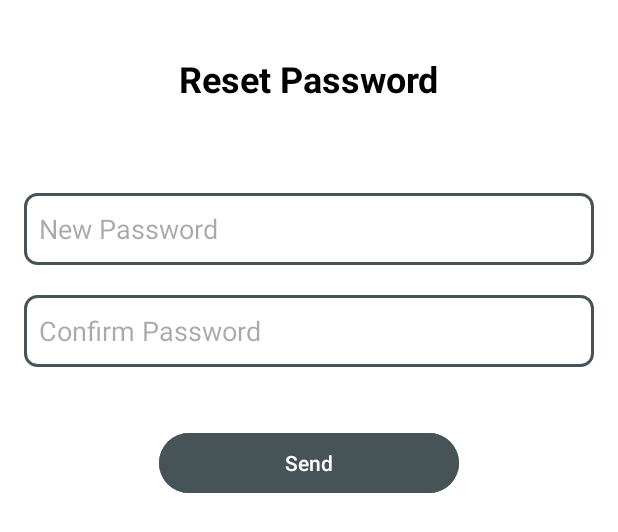
After one commit to henok28/Shengo, an Android app: the layout fragment_resetpassword.xml on its own in the app's theme, with its tools: preview values and no code run, on a phone screen of 412 x 824 dp. The commit adds this screen. Shown: the top 532 px of the screen. Run offline under Robolectric (Android 15) with nearby library versions, the phone set to English and light mode, and no system bars.

Commit message:
ResetPassword

```diff
--- /dev/null
+++ b/app/src/main/res/layout/fragment_resetpassword.xml
@@ -0,0 +1,60 @@
+<?xml version="1.0" encoding="utf-8"?>
+<RelativeLayout xmlns:android="http://schemas.android.com/apk/res/android"
+    android:layout_width="match_parent"
+    android:layout_height="match_parent"
+    android:background="@color/white"
+    android:padding="16dp">
+
+    <!-- TextView for the title "Reset Password" -->
+    <TextView
+        android:id="@+id/titleTextView"
+        android:layout_width="wrap_content"
+        android:layout_height="wrap_content"
+        android:textColor="@color/black"
+        android:text="Reset Password"
+        android:textSize="24sp"
+        android:textStyle="bold"
+        android:layout_centerHorizontal="true"
+        android:layout_marginTop="20dp"
+        android:layout_marginBottom="40dp"/>
+
+
+    <EditText
+        android:id="@+id/newPasswordEditText"
+        android:layout_width="match_parent"
+        android:layout_height="wrap_content"
+        android:layout_below="@id/titleTextView"
+        android:textColor="@color/black"
+        android:hint="New Password"
+        android:minHeight="48dp"
+        android:inputType="textPassword"
+        android:layout_marginTop="20dp"
+        android:padding="10dp"
+        android:background="@drawable/edittext_border"/>
+
+    <EditText
+        android:id="@+id/confirmPasswordEditText"
+        android:layout_width="match_parent"
+        android:layout_height="wrap_content"
+        android:textColor="@color/black"
+        android:layout_below="@id/newPasswordEditText"
+        android:hint="Confirm Password"
+        android:minHeight="48dp"
+        android:inputType="textPassword"
+        android:layout_marginTop="20dp"
+        android:padding="10dp"
+        android:background="@drawable/edittext_border"/>
+
+    <Button
+        android:id="@+id/sendButton"
+        android:layout_width="200dp"
+        android:layout_height="48dp"
+        android:layout_below="@id/confirmPasswordEditText"
+        android:text="Send"
+        android:layout_marginTop="40dp"
+        android:backgroundTint="@color/webs_color"
+        android:textColor="@android:color/white"
+        android:layout_centerHorizontal="true"/> <!-- Apply the fixed style -->
+
+
+</RelativeLayout>
--- a/app/src/main/res/values/styles.xml
+++ b/app/src/main/res/values/styles.xml
@@ -7,4 +7,6 @@
         <item name="android:windowEnterAnimation">@anim/popup_in</item>
         <item name="android:windowExitAnimation">@anim/popup_out</item>
     </style>
+
+    <string name="app_name">ResetPassword</string>
 </resources>
```
Also changed, not shown: app/src/main/java/school/project/shengoapp0/ui/others/ResetPassword.java (added, +48 -0 lines), app/src/main/res/values/themes.xml (+19 -0 lines).
